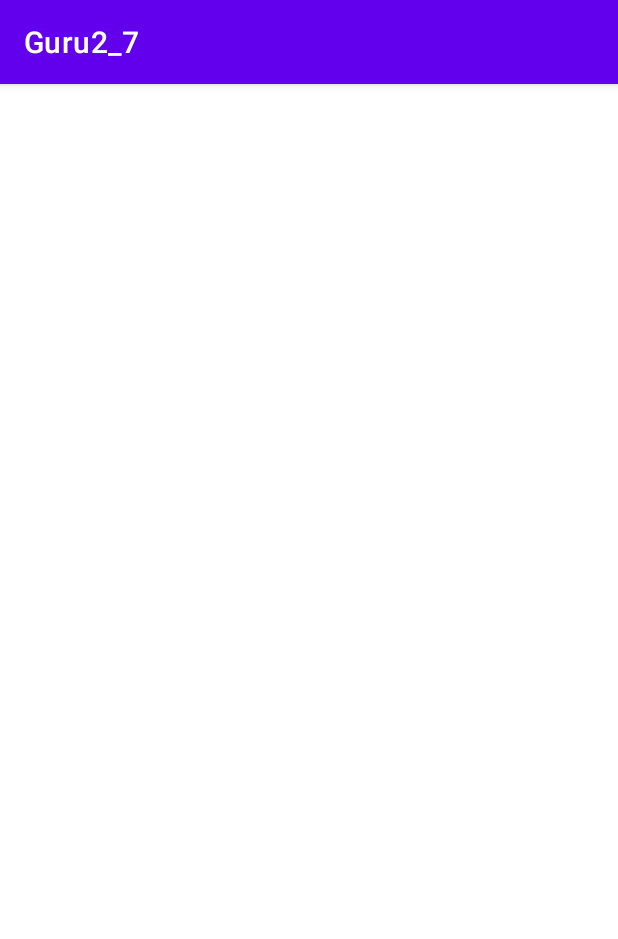
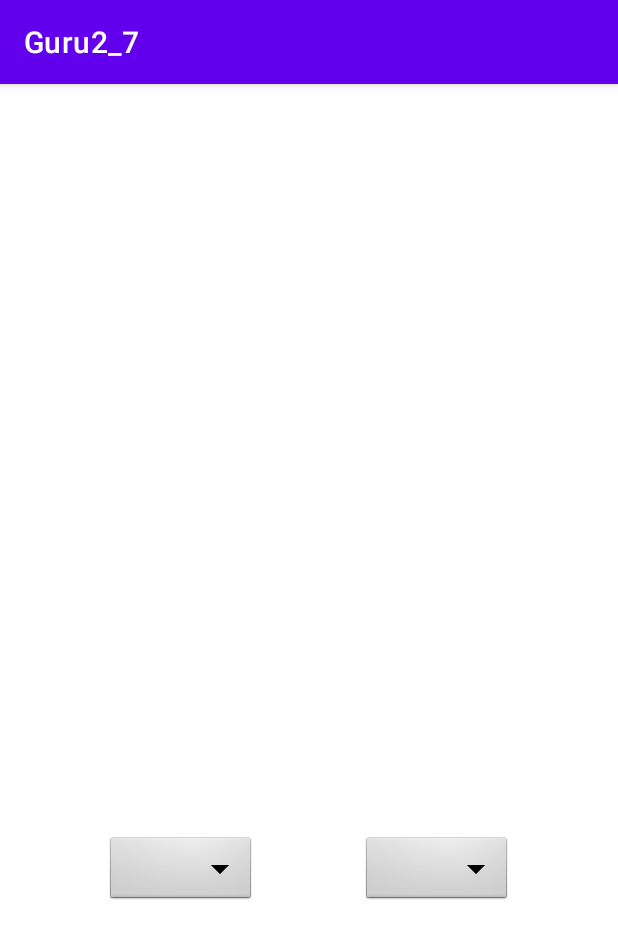
Before and after one commit to eunji-woo/Guru2_7, an Android app: the MenuActivity screen opened directly, with no data from a screen before it, on a phone screen of 412 x 824 dp. Shown: the top 939 px of the screen. Run offline under Robolectric (Android 15) with nearby library versions, the phone set to English and light mode, and no system bars.

Commit message:
스피너 되살리기

```diff
--- a/app/src/main/res/layout/activity_menu.xml
+++ b/app/src/main/res/layout/activity_menu.xml
@@ -18,4 +18,28 @@
             android:orientation="vertical" />
     </ScrollView>
 
+    <Spinner
+        android:id="@+id/spinner_wfp"
+        style="@android:style/Widget.Spinner"
+        android:layout_width="100dp"
+        android:layout_height="wrap_content"
+        android:layout_gravity="right"
+        android:layout_marginTop="500dp"
+        app:layout_constraintLeft_toRightOf="@+id/spinner_wft"
+        app:layout_constraintRight_toRightOf="parent"
+        app:layout_constraintTop_toTopOf="@+id/scrollView3"
+        tools:ignore="MissingConstraints" />
+
+    <Spinner
+        android:id="@+id/spinner_wft"
+        style="@android:style/Widget.Spinner"
+        android:layout_width="100dp"
+        android:layout_height="wrap_content"
+        android:layout_gravity="left"
+        android:layout_marginTop="500dp"
+        app:layout_constraintLeft_toLeftOf="parent"
+        app:layout_constraintRight_toLeftOf="@id/spinner_wfp"
+        app:layout_constraintTop_toTopOf="parent"
+        tools:ignore="MissingConstraints" />
+
 </androidx.constraintlayout.widget.ConstraintLayout>
```
